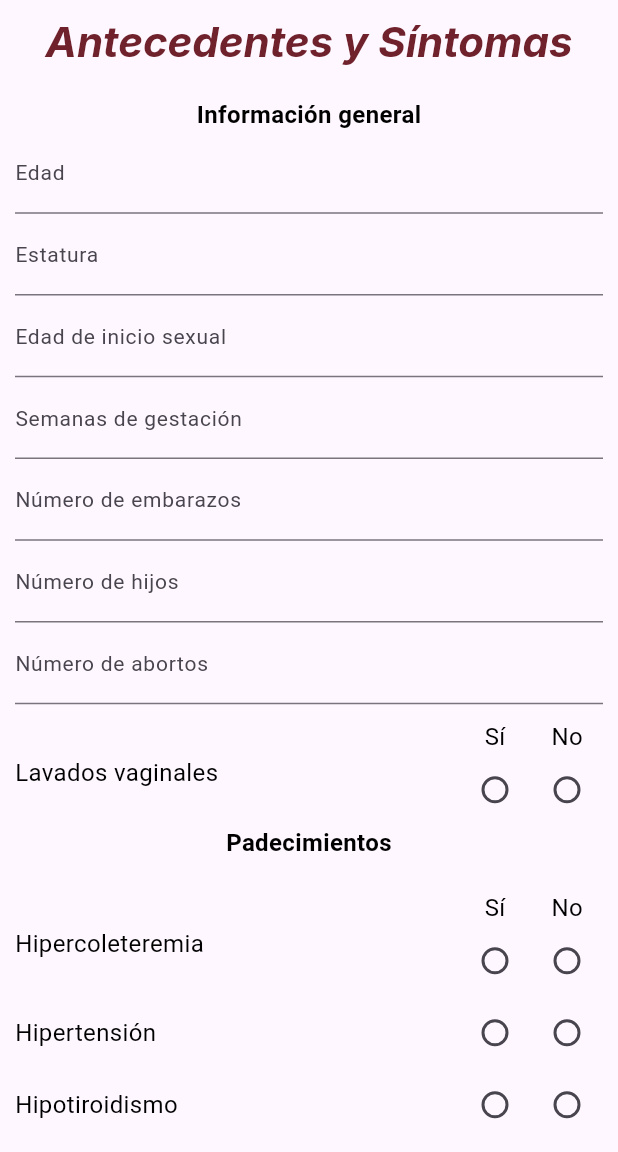
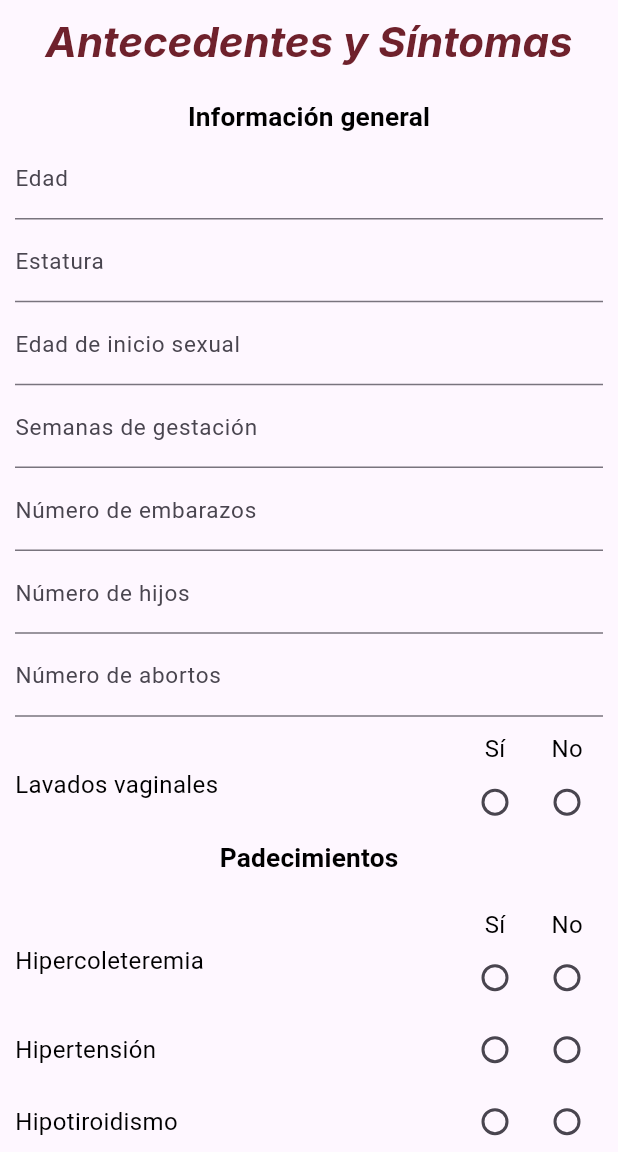
Before and after one commit to KarlaDLR/IAsisteVB, a Flutter app: the Symptoms screen opened directly, on a phone screen of 412 x 824 dp, the part 84-1236 px from its top. Run offline on Flutter 3.47's test engine with Material 3 defaults, Android fonts, the light colour scheme and no system bars; our stand-ins replace google_fonts; Roboto replaces fonts that are missing (Assistant).

Commit message:
Actualización del Theme y eliminación de archivo de pruebas

```diff
--- a/lib/screens/symptoms.dart
+++ b/lib/screens/symptoms.dart
@@ -1,3 +1,4 @@
+import 'package:app/main.dart';
 import 'package:app/screens/results.dart';
 import 'package:app/widgets/custom_appbar.dart';
 import 'package:flutter/material.dart';
@@ -43,9 +44,9 @@ class _Symptoms extends State<Symptoms> {
                 style: Theme.of(context).textTheme.headlineLarge,
               ),
               const SizedBox(height: 20),
-              const Text(
+              Text(
                 'Información general',
-                style: TextStyle(fontWeight: FontWeight.bold),
+                style: Theme.of(context).textTheme.titleMedium,
               ),
               TextFormField(
                 keyboardType: TextInputType.number,
@@ -144,10 +145,9 @@ class _Symptoms extends State<Symptoms> {
                 ],
               ),
               //const SizedBox(height: 10),
-              const Text(
+              Text(
                 'Padecimientos',
-                textAlign: TextAlign.center,
-                style: TextStyle(fontWeight: FontWeight.bold),
+                style: Theme.of(context).textTheme.titleMedium,
               ),
               const SizedBox(height: 20),
               Row(
@@ -280,10 +280,9 @@ class _Symptoms extends State<Symptoms> {
                   )
                 ],
               ),
-              const Text(
+              Text(
                 'Síntomas',
-                textAlign: TextAlign.center,
-                style: TextStyle(fontWeight: FontWeight.bold),
+                style: Theme.of(context).textTheme.titleMedium,
               ),
               Row(
                 children: [
```
Also changed, not shown: lib/main.dart (+13 -3 lines), lib/screens/exudate.dart (+4 -4 lines), lib/screens/myhomepage.dart (deleted, +0 -104 lines), lib/screens/pcr_test.dart (+4 -4 lines), lib/screens/privacy_politics.dart (+12 -3 lines).
